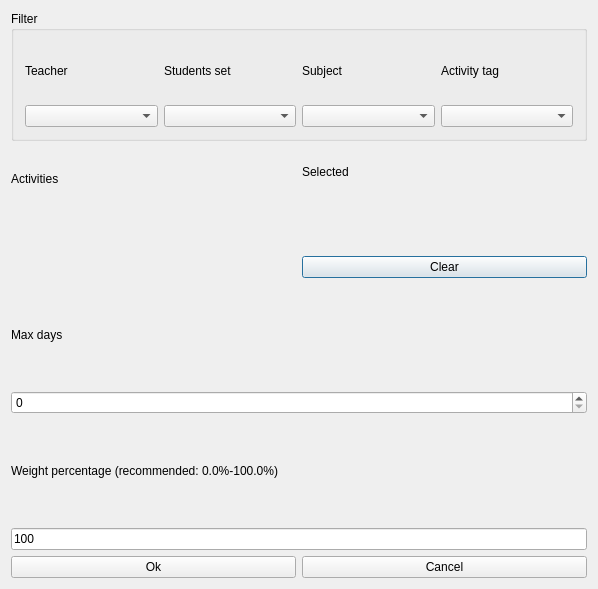
This is src/interface/modifyconstraintmaxdaysbetweenactivitiesform_template.ui in janLo/FET as Qt 5 draws it before an edit. The edited form follows.
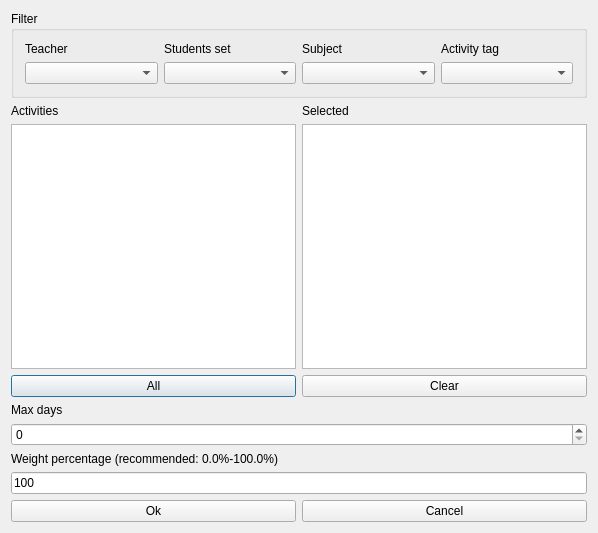
This is the edited form. Custom widgets are drawn as their Qt base class.

Patch:
```diff
--- a/src/interface/modifyconstraintmaxdaysbetweenactivitiesform_template.ui
+++ b/src/interface/modifyconstraintmaxdaysbetweenactivitiesform_template.ui
@@ -7,37 +7,29 @@
     <x>0</x>
     <y>0</y>
     <width>598</width>
-    <height>589</height>
+    <height>533</height>
    </rect>
   </property>
   <property name="windowTitle">
    <string extracomment="This is the title of the dialog to modify a constraint of this type">Modify max days between activities</string>
   </property>
-  <layout class="QGridLayout" name="gridLayout">
-   <item row="0" column="0" colspan="2">
-    <widget class="Q3GroupBox" name="groupBox3">
+  <layout class="QGridLayout" name="gridLayout_2">
+   <item row="0" column="0">
+    <widget class="QGroupBox" name="filterGroupBox">
      <property name="title">
       <string>Filter</string>
      </property>
-     <layout class="QGridLayout">
+     <layout class="QGridLayout" name="gridLayout">
       <item row="0" column="0">
-       <layout class="QGridLayout">
-        <item row="0" column="3">
-         <widget class="QLabel" name="activityTagsTextLabel">
+       <widget class="QLabel" name="teachersTextLabel">
           <property name="text">
-           <string>Activity tag</string>
+         <string>Teacher</string>
           </property>
           <property name="wordWrap">
            <bool>false</bool>
           </property>
          </widget>
         </item>
-        <item row="1" column="1">
-         <widget class="QComboBox" name="studentsComboBox"/>
-        </item>
-        <item row="1" column="3">
-         <widget class="QComboBox" name="activityTagsComboBox"/>
-        </item>
         <item row="0" column="1">
          <widget class="QLabel" name="studentsTextLabel">
           <property name="text">
@@ -48,9 +40,6 @@
           </property>
          </widget>
         </item>
-        <item row="1" column="2">
-         <widget class="QComboBox" name="subjectsComboBox"/>
-        </item>
         <item row="0" column="2">
          <widget class="QLabel" name="subjectsTextLabel">
           <property name="text">
@@ -61,26 +50,35 @@
           </property>
          </widget>
         </item>
+      <item row="0" column="3">
+       <widget class="QLabel" name="activityTagsTextLabel">
+        <property name="text">
+         <string>Activity tag</string>
+        </property>
+        <property name="wordWrap">
+         <bool>false</bool>
+        </property>
+       </widget>
+      </item>
         <item row="1" column="0">
          <widget class="QComboBox" name="teachersComboBox"/>
         </item>
-        <item row="0" column="0">
-         <widget class="QLabel" name="teachersTextLabel">
-          <property name="text">
-           <string>Teacher</string>
-          </property>
-          <property name="wordWrap">
-           <bool>false</bool>
-          </property>
-         </widget>
-        </item>
-       </layout>
+      <item row="1" column="1">
+       <widget class="QComboBox" name="studentsComboBox"/>
+      </item>
+      <item row="1" column="2">
+       <widget class="QComboBox" name="subjectsComboBox"/>
+      </item>
+      <item row="1" column="3">
+       <widget class="QComboBox" name="activityTagsComboBox"/>
       </item>
      </layout>
     </widget>
    </item>
    <item row="1" column="0">
-    <layout class="QVBoxLayout">
+    <layout class="QHBoxLayout" name="horizontalLayout">
+     <item>
+      <layout class="QVBoxLayout" name="verticalLayout_2">
      <item>
       <widget class="QLabel" name="activitiesTextLabel">
        <property name="frameShape">
@@ -98,17 +96,18 @@
       </widget>
      </item>
      <item>
-      <widget class="Q3ListBox" name="activitiesListBox">
+        <widget class="QListWidget" name="activitiesListWidget"/>
+       </item>
        <item>
+        <widget class="QPushButton" name="addAllActivitiesPushButton">
         <property name="text">
-         <string>New Item</string>
-        </property>
-       </item>
+          <string comment="Text on a button. It refers to adding all activities from the list above this button into the current constraint">All</string>
+         </property>
       </widget>
      </item>
     </layout>
    </item>
-   <item row="1" column="1">
+     <item>
     <layout class="QVBoxLayout" name="verticalLayout">
      <item>
       <widget class="QLabel" name="selectedActivitiesTextLabel">
@@ -127,13 +126,7 @@
       </widget>
      </item>
      <item>
-      <widget class="Q3ListBox" name="selectedActivitiesListBox">
-       <item>
-        <property name="text">
-         <string>New Item</string>
-        </property>
-       </item>
-      </widget>
+        <widget class="QListWidget" name="selectedActivitiesListWidget"/>
      </item>
      <item>
       <widget class="QPushButton" name="clearPushButton">
@@ -144,7 +137,9 @@
      </item>
     </layout>
    </item>
-   <item row="2" column="0" colspan="2">
+    </layout>
+   </item>
+   <item row="2" column="0">
     <layout class="QGridLayout">
      <item row="1" column="0">
       <widget class="QSpinBox" name="maxDaysSpinBox"/>
@@ -167,7 +162,7 @@
      </item>
     </layout>
    </item>
-   <item row="3" column="0" colspan="2">
+   <item row="3" column="0">
     <layout class="QVBoxLayout">
      <item>
       <widget class="QLabel" name="weightTextLabel">
@@ -194,7 +189,7 @@
      </item>
     </layout>
    </item>
-   <item row="4" column="0" colspan="2">
+   <item row="4" column="0">
     <layout class="QHBoxLayout">
      <item>
       <widget class="QPushButton" name="okPushButton">
@@ -215,37 +210,6 @@
   </layout>
  </widget>
  <layoutdefault spacing="6" margin="11"/>
- <customwidgets>
-  <customwidget>
-   <class>Q3GroupBox</class>
-   <extends>QGroupBox</extends>
-   <header>Qt3Support/Q3GroupBox</header>
-   <container>1</container>
-  </customwidget>
-  <customwidget>
-   <class>Q3Frame</class>
-   <extends>QFrame</extends>
-   <header>Qt3Support/Q3Frame</header>
-   <container>1</container>
-  </customwidget>
-  <customwidget>
-   <class>Q3ListBox</class>
-   <extends>Q3Frame</extends>
-   <header>q3listbox.h</header>
-  </customwidget>
- </customwidgets>
- <tabstops>
-  <tabstop>teachersComboBox</tabstop>
-  <tabstop>studentsComboBox</tabstop>
-  <tabstop>subjectsComboBox</tabstop>
-  <tabstop>activityTagsComboBox</tabstop>
-  <tabstop>activitiesListBox</tabstop>
-  <tabstop>selectedActivitiesListBox</tabstop>
-  <tabstop>maxDaysSpinBox</tabstop>
-  <tabstop>weightLineEdit</tabstop>
-  <tabstop>okPushButton</tabstop>
-  <tabstop>cancelPushButton</tabstop>
- </tabstops>
  <resources/>
  <connections/>
 </ui>
```
Left out of the diff: 2 changed lines with no effect on the pictures. Lines whose indentation alone changed are shown as unchanged.
